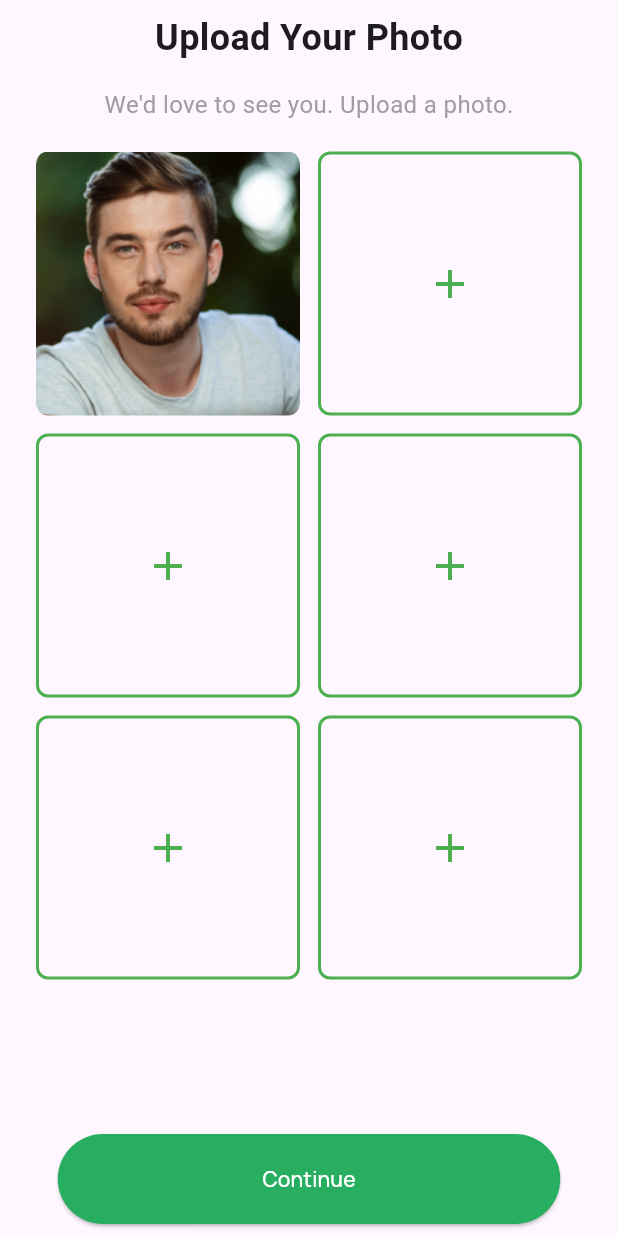
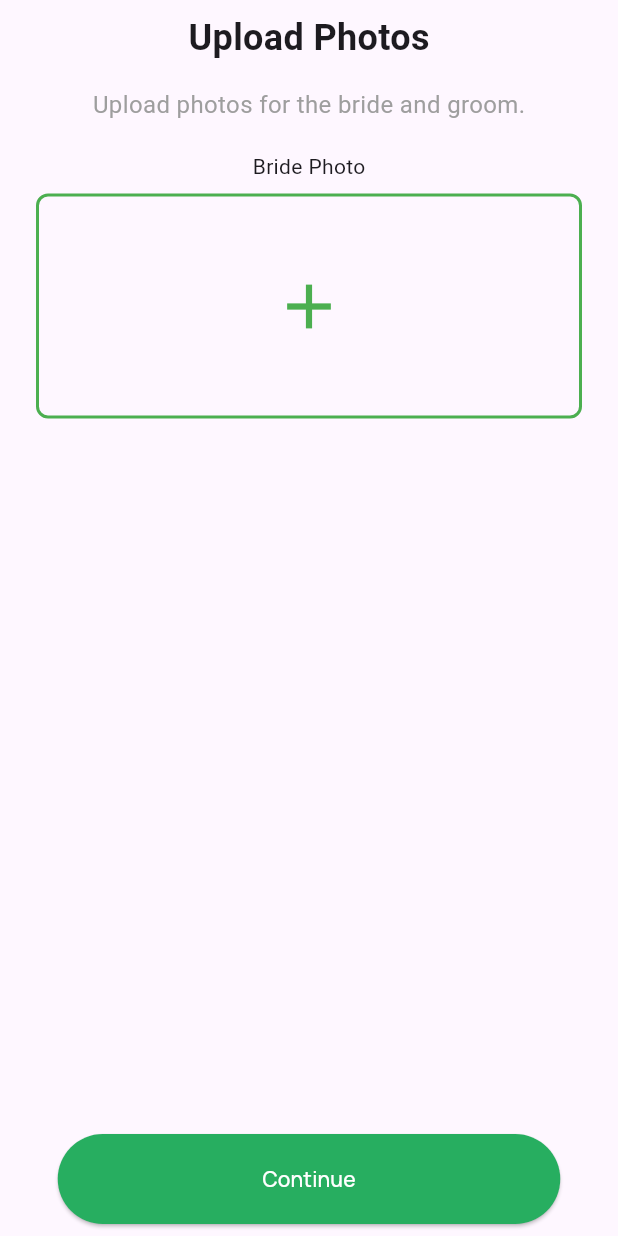
Before and after one commit to fwdAndroid/muslim_mariage, a Flutter app: the UploadPhoto screen opened directly, on a phone screen of 412 x 824 dp. Run offline on Flutter 3.47's test engine with Material 3 defaults, Android fonts, the phone set to English and light mode, and no system bars; our stand-ins replace cloud_firestore, firebase_auth, firebase_core, firebase_storage, flutter_social_button, flutter_spinkit and 3 more; accounts and stored records are empty.

```diff
--- a/lib/screens/profile/location_confrim.dart
+++ b/lib/screens/profile/location_confrim.dart
@@ -1,5 +1,6 @@
 import 'package:flutter/material.dart';
 import 'package:muslim_mariage/screens/main/main_dashboard.dart';
+import 'package:muslim_mariage/utils/showmesssage.dart';
 import 'package:muslim_mariage/widgets/save_button.dart';
 
 class LocationConfrim extends StatefulWidget {
@@ -47,6 +48,7 @@ class _LocationConfrimState extends State<LocationConfrim> {
                 onTap: () {
                   Navigator.push(context,
                       MaterialPageRoute(builder: (builder) => MainDashboard()));
+                  showMessageBar("Location Access ", context);
                   // Action for enabling location
                 },
                 title: "Allow Location Access",
@@ -55,6 +57,7 @@ class _LocationConfrimState extends State<LocationConfrim> {
             SizedBox(height: 16),
             TextButton(
               onPressed: () {
+                showMessageBar("Set Location Later ", context);
                 Navigator.push(context,
                     MaterialPageRoute(builder: (builder) => MainDashboard()));
                 // Action for entering location manually
--- a/lib/screens/profile/upload_photo.dart
+++ b/lib/screens/profile/upload_photo.dart
@@ -1,4 +1,9 @@
+import 'package:firebase_auth/firebase_auth.dart';
 import 'package:flutter/material.dart';
+import 'package:image_picker/image_picker.dart';
+import 'dart:io';
+import 'package:firebase_storage/firebase_storage.dart';
+import 'package:cloud_firestore/cloud_firestore.dart';
 import 'package:muslim_mariage/screens/profile/location_confrim.dart';
 import 'package:muslim_mariage/widgets/save_button.dart';
 
@@ -10,6 +15,87 @@ class UploadPhoto extends StatefulWidget {
 }
 
 class _UploadPhotoState extends State<UploadPhoto> {
+  File? _bridePhoto;
+  File? _groomPhoto;
+  final ImagePicker _picker = ImagePicker();
+
+  Future<void> _pickImage(bool isBridePhoto) async {
+    final pickedFile = await _picker.pickImage(source: ImageSource.gallery);
+
+    if (pickedFile != null) {
+      setState(() {
+        if (isBridePhoto) {
+          _bridePhoto = File(pickedFile.path);
+        } else {
+          _groomPhoto = File(pickedFile.path);
+        }
+      });
+    }
+  }
+
+  Future<void> _savePhotos() async {
+    if (_bridePhoto == null) {
+      _showAlert('Please upload photos.');
+      return;
+    }
+
+    // Show a loading indicator
+    showDialog(
+      context: context,
+      barrierDismissible: false,
+      builder: (context) => Center(child: CircularProgressIndicator()),
+    );
+
+    try {
+      // Upload photos to Firebase Storage
+      String bridePhotoUrl = await _uploadPhoto(_bridePhoto!, 'bridePhoto');
+
+      // Save photo URLs to Firestore
+      await FirebaseFirestore.instance
+          .collection('users')
+          .doc(FirebaseAuth.instance.currentUser!.uid)
+          .update({
+        'photo': bridePhotoUrl,
+      });
+
+      Navigator.pop(context); // Close the loading indicator
+      Navigator.push(
+        context,
+        MaterialPageRoute(builder: (builder) => LocationConfrim()),
+      );
+    } catch (e) {
+      Navigator.pop(context); // Close the loading indicator
+      _showAlert('Failed to upload photos. Please try again.');
+    }
+  }
+
+  Future<String> _uploadPhoto(File file, String photoType) async {
+    String fileName = '$photoType-${DateTime.now().millisecondsSinceEpoch}';
+    UploadTask uploadTask =
+        FirebaseStorage.instance.ref('uploads/$fileName').putFile(file);
+
+    TaskSnapshot snapshot = await uploadTask;
+    return await snapshot.ref.getDownloadURL();
+  }
+
+  void _showAlert(String message) {
+    showDialog(
+      context: context,
+      builder: (context) => AlertDialog(
+        title: Text('Error'),
+        content: Text(message),
+        actions: [
+          TextButton(
+            onPressed: () {
+              Navigator.of(context).pop();
+            },
+            child: Text('OK'),
+          ),
+        ],
+      ),
+    );
+  }
+
   @override
   Widget build(BuildContext context) {
     return Scaffold(
@@ -20,7 +106,7 @@ class _UploadPhotoState extends State<UploadPhoto> {
             Padding(
               padding: const EdgeInsets.all(8.0),
               child: Text(
-                'Upload Your Photo',
+                'Upload Photos',
                 style: TextStyle(
                   fontSize: 24,
                   fontWeight: FontWeight.bold,
@@ -29,7 +115,7 @@ class _UploadPhotoState extends State<UploadPhoto> {
             ),
             SizedBox(height: 8),
             Text(
-              "We'd love to see you. Upload a photo.",
+              "Upload photos for the bride and groom.",
               style: TextStyle(
                 fontSize: 16,
                 color: Colors.grey,
@@ -37,35 +123,28 @@ class _UploadPhotoState extends State<UploadPhoto> {
             ),
             SizedBox(height: 20),
             Expanded(
-              child: GridView.count(
-                crossAxisCount: 2,
-                mainAxisSpacing: 12,
-                crossAxisSpacing: 12,
+              child: Column(
                 children: [
-                  _buildPhotoTile(
-                    image: AssetImage(
-                      'assets/Rectangle 2535.png',
-                    ),
+                  Text('Bride Photo'),
+                  SizedBox(height: 8),
+                  GestureDetector(
+                    onTap: () => _pickImage(true),
+                    child: _buildPhotoTile(
+                        image: _bridePhoto != null
+                            ? FileImage(_bridePhoto!)
+                            : null),
                   ),
-                  _buildAddPhotoTile(),
-                  _buildAddPhotoTile(),
-                  _buildAddPhotoTile(),
-                  _buildAddPhotoTile(),
-                  _buildAddPhotoTile(),
                 ],
               ),
             ),
+            Spacer(),
             Padding(
               padding: const EdgeInsets.all(8.0),
               child: SaveButton(
-                  title: "Continue",
-                  onTap: () {
-                    Navigator.push(
-                        context,
-                        MaterialPageRoute(
-                            builder: (builder) => LocationConfrim()));
-                  }),
-            )
+                title: "Continue",
+                onTap: _savePhotos,
+              ),
+            ),
           ],
         ),
       ),
@@ -74,28 +153,23 @@ class _UploadPhotoState extends State<UploadPhoto> {
 
   Widget _buildPhotoTile({ImageProvider? image}) {
     return Container(
+      height: 150,
       decoration: BoxDecoration(
         borderRadius: BorderRadius.circular(8),
+        border: Border.all(color: Colors.green, width: 2),
         image: image != null
             ? DecorationImage(image: image, fit: BoxFit.cover)
             : null,
       ),
-    );
-  }
-
-  Widget _buildAddPhotoTile() {
-    return Container(
-      decoration: BoxDecoration(
-        borderRadius: BorderRadius.circular(8),
-        border: Border.all(color: Colors.green, width: 2),
-      ),
-      child: Center(
-        child: Icon(
-          Icons.add,
-          color: Colors.green,
-          size: 32,
-        ),
-      ),
+      child: image == null
+          ? Center(
+              child: Icon(
+                Icons.add,
+                color: Colors.green,
+                size: 50,
+              ),
+            )
+          : null,
     );
   }
 }
```
